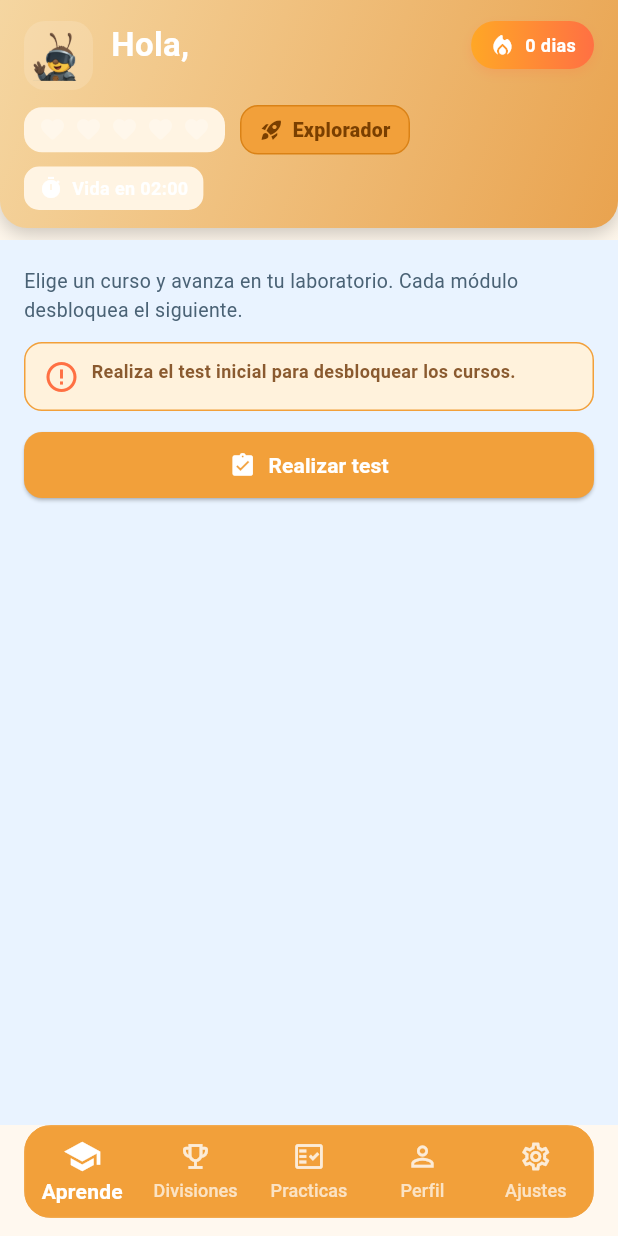
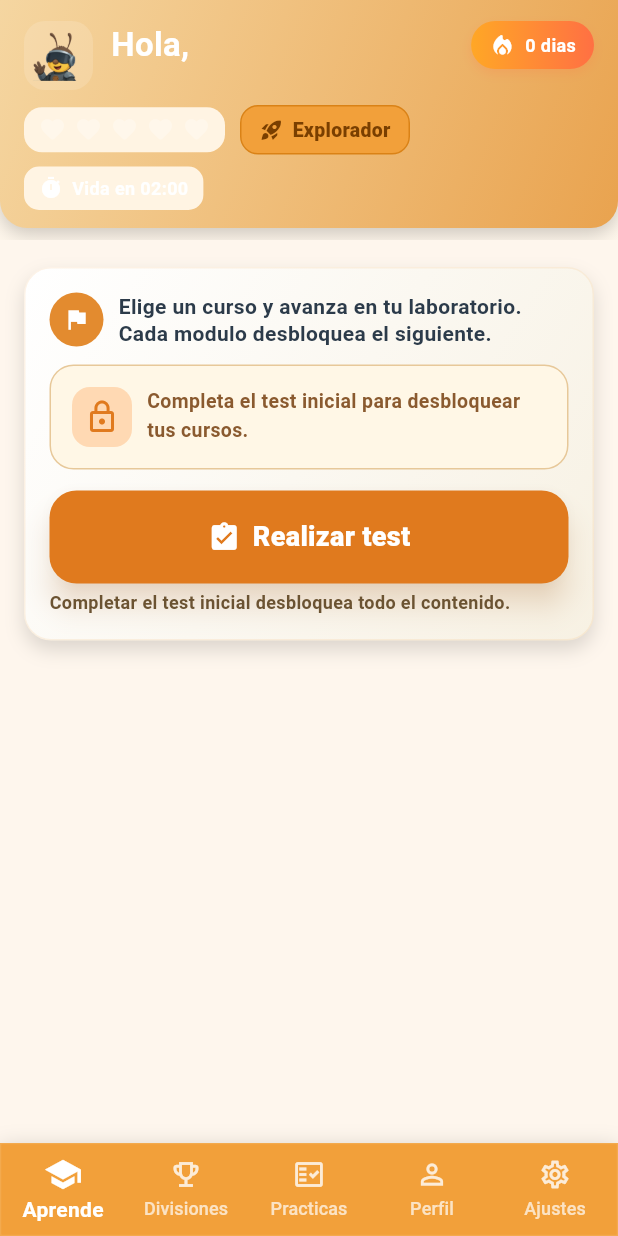
Before and after one commit to SrFranPA/logicode, a Flutter app: the StudentHomeScreen screen opened directly, on a phone screen of 412 x 824 dp. Run offline on Flutter 3.47's test engine with Material 3 defaults, Android fonts, the phone set to English and light mode, and no system bars; our stand-ins replace bloc, cloud_firestore, equatable, file_picker, firebase_auth, firebase_core and 4 more; missing offline and left inert: flutter_facebook_auth; accounts and stored records are empty.

Commit message:
test mejorado

```diff
--- a/lib/presentation/screens/student/aprende/aprende_screen.dart
+++ b/lib/presentation/screens/student/aprende/aprende_screen.dart
@@ -21,8 +21,6 @@ class AprendeScreen extends StatelessWidget {
 
         final user = userSnap.data?.data() ?? <String, dynamic>{};
         final cursoActualId = (user['curso_actual'] ?? '').toString();
-
-        // NUEVOS CAMPOS DEL PRETEST
         final pretestEstado = (user['pretest_estado'] ?? 'pendiente').toString();
         final bool testAprobado = pretestEstado == 'aprobado';
 
@@ -44,7 +42,7 @@ class AprendeScreen extends StatelessWidget {
             }
 
             return Container(
-              color: const Color(0xFFE9F3FF),
+              color: const Color(0xFFFEF6ED),
               width: double.infinity,
               child: SafeArea(
                 top: false,
@@ -53,89 +51,169 @@ class AprendeScreen extends StatelessWidget {
                     SliverToBoxAdapter(
                       child: Padding(
                         padding: const EdgeInsets.fromLTRB(16, 18, 16, 8),
+                        child: Container(
+                          width: double.infinity,
+                          padding: const EdgeInsets.all(16),
+                          decoration: BoxDecoration(
+                            gradient: const LinearGradient(
+                              colors: [Color(0xFFFFFFFF), Color(0xFFF7F1E3)],
+                              begin: Alignment.topLeft,
+                              end: Alignment.bottomRight,
+                            ),
+                            borderRadius: BorderRadius.circular(18),
+                            boxShadow: const [
+                              BoxShadow(
+                                color: Color(0x22000000),
+                                blurRadius: 10,
+                                offset: Offset(0, 6),
+                              ),
+                            ],
+                            border: Border.all(color: const Color(0xFFF2B46D).withOpacity(0.16)),
+                          ),
                           child: Column(
                             crossAxisAlignment: CrossAxisAlignment.start,
                             children: [
-                            const Text(
-                              'Elige un curso y avanza en tu laboratorio. Cada módulo desbloquea el siguiente.',
+                              Row(
+                                children: const [
+                                  CircleAvatar(
+                                    radius: 18,
+                                    backgroundColor: Color(0xFFE38B2F),
+                                    child: Icon(Icons.flag, color: Colors.white, size: 18),
+                                  ),
+                                  SizedBox(width: 10),
+                                  Expanded(
+                                    child: Text(
+                                      'Elige un curso y avanza en tu laboratorio. Cada modulo desbloquea el siguiente.',
                                       style: TextStyle(
-                                fontSize: 13,
-                                color: Color(0xFF4A6275),
+                                        fontSize: 14,
+                                        height: 1.3,
+                                        color: Color(0xFF2C3B4A),
+                                        fontWeight: FontWeight.w700,
                                       ),
                                     ),
+                                  ),
+                                ],
+                              ),
                               const SizedBox(height: 12),
-
-                            // TARJETA DE ADVERTENCIA SI NO HA HECHO O APROBADO EL PRETEST
-                            if (!testAprobado)
+                              if (!testAprobado) ...[
                                 Container(
-                                margin: const EdgeInsets.only(bottom: 12),
-                                padding: const EdgeInsets.symmetric(
-                                    horizontal: 12, vertical: 10),
+                                  width: double.infinity,
+                                  padding: const EdgeInsets.all(14),
                                   decoration: BoxDecoration(
-                                  color: const Color(0xFFFFF2DC),
-                                  borderRadius: BorderRadius.circular(12),
-                                  border: Border.all(
-                                      color: const Color(0xFFF2A03A)),
+                                    color: const Color(0xFFFFF7E6),
+                                    borderRadius: BorderRadius.circular(16),
+                                    border: Border.all(color: const Color(0xFFE7C899)),
                                   ),
                                   child: Row(
                                     crossAxisAlignment: CrossAxisAlignment.start,
-                                  children: const [
-                                    Icon(Icons.error_outline,
-                                        color: Color(0xFFFF7043)),
-                                    SizedBox(width: 8),
-                                    Expanded(
+                                  children: [
+                                    Container(
+                                      padding: const EdgeInsets.all(8),
+                                      decoration: BoxDecoration(
+                                        color: const Color(0xFFFFD9B3),
+                                        borderRadius: BorderRadius.circular(12),
+                                      ),
+                                      child: const Icon(Icons.lock_outline, color: Color(0xFFE07A1E)),
+                                    ),
+                                    const SizedBox(width: 10),
+                                    const Expanded(
                                       child: Text(
-                                        'Realiza el test inicial para desbloquear los cursos.',
+                                        'Completa el test inicial para desbloquear tus cursos.',
                                         style: TextStyle(
                                           color: Color(0xFF8A5A2F),
-                                          fontWeight: FontWeight.w600,
-                                          fontSize: 12,
+                                          fontWeight: FontWeight.w700,
+                                          fontSize: 13,
                                         ),
                                       ),
                                     ),
                                   ],
                                 ),
                               ),
-
+                                const SizedBox(height: 14),
                                 SizedBox(
                                   width: double.infinity,
                                   child: ElevatedButton.icon(
                                     style: ElevatedButton.styleFrom(
-                                  backgroundColor: const Color(0xFFF2A03A),
+                                      backgroundColor: const Color(0xFFE07A1E),
+                                      minimumSize: const Size(double.infinity, 62),
                                       shape: RoundedRectangleBorder(
-                                    borderRadius: BorderRadius.circular(12),
+                                        borderRadius: BorderRadius.circular(18),
                                       ),
                                       padding: const EdgeInsets.symmetric(
-                                      horizontal: 14, vertical: 12),
+                                        horizontal: 18,
+                                        vertical: 16,
+                                      ),
+                                      elevation: 8,
+                                      shadowColor: const Color(0xFFE07A1E).withOpacity(0.35),
                                     ),
                                     onPressed: () {
                                       Navigator.of(context).pushNamed('/pretest');
                                     },
                                     icon: const Icon(
                                       Icons.assignment_turned_in,
-                                    color: Colors.white),
+                                      color: Colors.white,
+                                      size: 22,
+                                    ),
                                     label: const Text(
                                       'Realizar test',
                                       style: TextStyle(
+                                        fontWeight: FontWeight.w900,
+                                        color: Colors.white,
+                                        fontSize: 18,
+                                        letterSpacing: 0.2,
+                                      ),
+                                    ),
+                                  ),
+                                ),
+                                const SizedBox(height: 4),
+                                const Text(
+                                  'Completar el test inicial desbloquea todo el contenido.',
+                                  style: TextStyle(
+                                    color: Color(0xFF6B5332),
+                                    fontWeight: FontWeight.w600,
+                                    fontSize: 12,
+                                  ),
+                                ),
+                              ] else ...[
+                                Container(
+                                  width: double.infinity,
+                                  padding: const EdgeInsets.all(12),
+                                decoration: BoxDecoration(
+                                  color: const Color(0xFFEFFBF2),
+                                  borderRadius: BorderRadius.circular(14),
+                                  border: Border.all(
+                                    color: const Color(0xFF8CCFA6).withOpacity(0.5),
+                                  ),
+                                ),
+                                  child: Row(
+                                    children: const [
+                                      Icon(Icons.check_circle, color: Color(0xFF1E88E5)),
+                                      SizedBox(width: 8),
+                                      Expanded(
+                                  child: Text(
+                                    'Test completado. Explora los cursos disponibles.',
+                                    style: TextStyle(
+                                      color: Color(0xFF1E4D2E),
                                       fontWeight: FontWeight.w700,
-                                    color: Colors.white,
+                                      fontSize: 13,
+                                    ),
+                                  ),
+                                ),
+                                    ],
+                                  ),
+                                ),
+                              ],
+                            ],
                           ),
                         ),
                       ),
                     ),
 
-                            const SizedBox(height: 14),
-                          ],
-                        ),
-                      ),
-                    ),
-
-                    // GRID DE CURSOS
+                    if (testAprobado)
                       SliverPadding(
                         padding: const EdgeInsets.fromLTRB(16, 8, 16, 42),
                         sliver: SliverGrid(
-                        gridDelegate:
-                            const SliverGridDelegateWithFixedCrossAxisCount(
+                          gridDelegate: const SliverGridDelegateWithFixedCrossAxisCount(
                             crossAxisCount: 1,
                             childAspectRatio: 3.2,
                             crossAxisSpacing: 14,
@@ -145,15 +223,11 @@ class AprendeScreen extends StatelessWidget {
                             (context, index) {
                               final doc = cursos[index];
                               final data = doc.data();
-                            final nombreCurso =
-                                (data['nombre'] ?? 'Curso').toString();
-                            final descripcion =
-                                (data['descripcion'] ?? '').toString();
-                            final orden =
-                                (data['orden'] as num?)?.toInt() ?? 1;
+                              final nombreCurso = (data['nombre'] ?? 'Curso').toString();
+                              final descripcion = (data['descripcion'] ?? '').toString();
+                              final orden = (data['orden'] as num?)?.toInt() ?? 1;
 
-                            final unlocked =
-                                testAprobado && orden <= unlockedUntilOrder;
+                              final unlocked = testAprobado && orden <= unlockedUntilOrder;
                               final isCurrent = doc.id == cursoActualId;
 
                               return _CourseCard(
@@ -178,8 +252,7 @@ class AprendeScreen extends StatelessWidget {
 
                                   ScaffoldMessenger.of(context).showSnackBar(
                                     SnackBar(
-                                    content: Text(
-                                        'Abrir curso: $nombreCurso (pendiente)'),
+                                      content: Text('Abrir curso: $nombreCurso (pendiente)'),
                                     ),
                                   );
                                 },
@@ -221,8 +294,7 @@ class _CourseCard extends StatefulWidget {
   State<_CourseCard> createState() => _CourseCardState();
 }
 
-class _CourseCardState extends State<_CourseCard>
-    with SingleTickerProviderStateMixin {
+class _CourseCardState extends State<_CourseCard> with SingleTickerProviderStateMixin {
   late final AnimationController _controller;
 
   @override
@@ -265,12 +337,10 @@ class _CourseCardState extends State<_CourseCard>
 
     final colors = palettes[widget.index % palettes.length];
     Color colorA = colors[0];
-    //Color colorB = colors[1];
     final Color accent = colorA;
 
     if (!widget.unlocked) {
       colorA = const Color(0xFF2F343B);
-      //colorB = const Color(0xFF2F343B);
     }
 
     return GestureDetector(
@@ -349,8 +419,7 @@ class _CourseCardState extends State<_CourseCard>
               ),
               const SizedBox(width: 12),
               Container(
-                padding:
-                    const EdgeInsets.symmetric(horizontal: 10, vertical: 6),
+                padding: const EdgeInsets.symmetric(horizontal: 10, vertical: 6),
                 decoration: BoxDecoration(
                   color: widget.unlocked ? accent : const Color(0xFFF2A03A),
                   borderRadius: BorderRadius.circular(16),
--- a/lib/presentation/screens/student/student_home_screen.dart
+++ b/lib/presentation/screens/student/student_home_screen.dart
@@ -77,11 +77,7 @@ class _StudentHomeScreenState extends State<StudentHomeScreen> {
           ],
         ),
       ),
-      bottomNavigationBar: Padding(
-        padding: const EdgeInsets.fromLTRB(16, 0, 16, 12),
-        child: ClipRRect(
-          borderRadius: BorderRadius.circular(18),
-          child: Container(
+      bottomNavigationBar: Container(
         decoration: BoxDecoration(
           color: const Color(0xFFF2A03A),
           border: Border.all(color: Colors.white.withOpacity(0.10)),
@@ -93,6 +89,8 @@ class _StudentHomeScreenState extends State<StudentHomeScreen> {
             ),
           ],
         ),
+        child: SafeArea(
+          top: false,
           child: BottomNavigationBar(
             currentIndex: _currentIndex,
             backgroundColor: const Color(0xFFF2A03A),
@@ -123,7 +121,6 @@ class _StudentHomeScreenState extends State<StudentHomeScreen> {
                   ),
                 )
                 .toList(),
-            ),
           ),
         ),
       ),
```
Also changed, not shown: 3 other files. Lines whose indentation alone changed are shown as unchanged.
